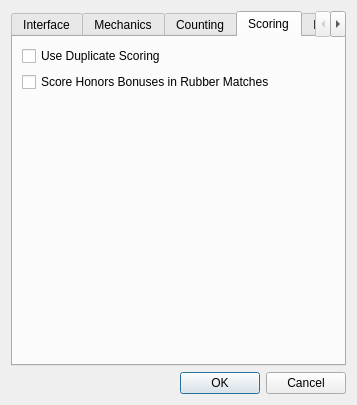
Qt form ZBridge/cgameoptionspropsheet.ui (erik-knudsen/BridgeZ) before a commit.
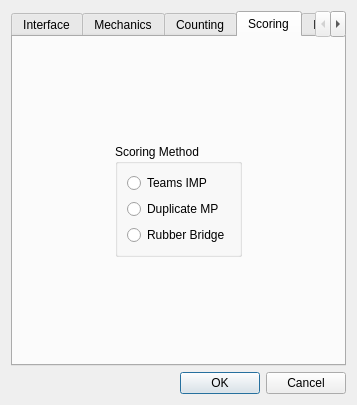
The same form after that commit. The open tabs and pages were chosen to show the change.

The edit to the form file:
```diff
--- a/ZBridge/cgameoptionspropsheet.ui
+++ b/ZBridge/cgameoptionspropsheet.ui
@@ -441,23 +441,9 @@
         <attribute name="title">
          <string>Scoring</string>
         </attribute>
-        <layout class="QVBoxLayout" name="verticalLayout_12">
+        <layout class="QHBoxLayout" name="horizontalLayout_8">
          <item>
-          <layout class="QVBoxLayout" name="verticalLayout_9">
-           <item>
-            <widget class="QCheckBox" name="useDuplicateScoring">
-             <property name="text">
-              <string>Use Duplicate Scoring</string>
-             </property>
-            </widget>
-           </item>
-           <item>
-            <widget class="QCheckBox" name="scoreHonorsBonuses">
-             <property name="text">
-              <string>Score Honors Bonuses in Rubber Matches</string>
-             </property>
-            </widget>
-           </item>
+          <layout class="QVBoxLayout" name="verticalLayout_12">
            <item>
             <spacer name="verticalSpacer_3">
              <property name="orientation">
@@ -471,6 +457,83 @@
              </property>
             </spacer>
            </item>
+           <item>
+            <layout class="QHBoxLayout" name="horizontalLayout_7">
+             <item>
+              <spacer name="horizontalSpacer_4">
+               <property name="orientation">
+                <enum>Qt::Horizontal</enum>
+               </property>
+               <property name="sizeHint" stdset="0">
+                <size>
+                 <width>40</width>
+                 <height>20</height>
+                </size>
+               </property>
+              </spacer>
+             </item>
+             <item>
+              <widget class="QGroupBox" name="groupBox_2">
+               <property name="title">
+                <string>Scoring Method</string>
+               </property>
+               <layout class="QHBoxLayout" name="horizontalLayout_6">
+                <item>
+                 <layout class="QVBoxLayout" name="verticalLayout_9">
+                  <item>
+                   <widget class="QRadioButton" name="teamsIMP">
+                    <property name="text">
+                     <string>Teams IMP</string>
+                    </property>
+                   </widget>
+                  </item>
+                  <item>
+                   <widget class="QRadioButton" name="duplicateMP">
+                    <property name="text">
+                     <string>Duplicate MP</string>
+                    </property>
+                   </widget>
+                  </item>
+                  <item>
+                   <widget class="QRadioButton" name="RubberBridge">
+                    <property name="text">
+                     <string>Rubber Bridge</string>
+                    </property>
+                   </widget>
+                  </item>
+                 </layout>
+                </item>
+               </layout>
+              </widget>
+             </item>
+             <item>
+              <spacer name="horizontalSpacer_5">
+               <property name="orientation">
+                <enum>Qt::Horizontal</enum>
+               </property>
+               <property name="sizeHint" stdset="0">
+                <size>
+                 <width>40</width>
+                 <height>20</height>
+                </size>
+               </property>
+              </spacer>
+             </item>
+            </layout>
+           </item>
+           <item>
+            <spacer name="verticalSpacer_6">
+             <property name="orientation">
+              <enum>Qt::Vertical</enum>
+             </property>
+             <property name="sizeHint" stdset="0">
+              <size>
+               <width>20</width>
+               <height>40</height>
+              </size>
+             </property>
+            </spacer>
+           </item>
           </layout>
          </item>
         </layout>
```
